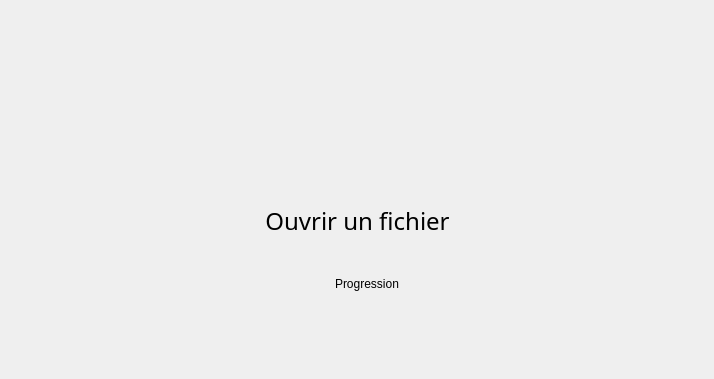
First picture: the form in app/core/filemodule.ui, repository artslidd/projetdiagonale, before the edit.
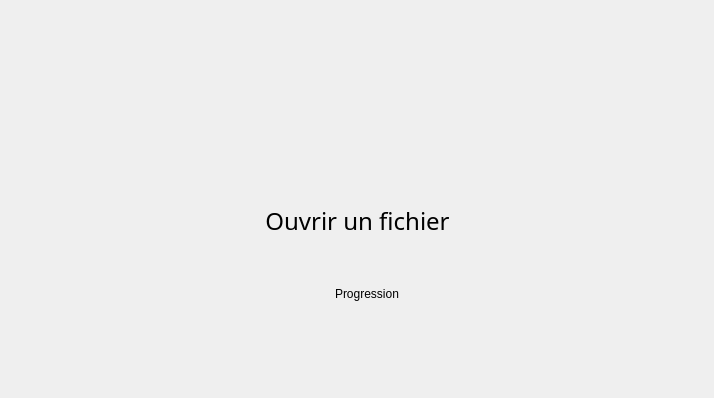
Second picture: the form after the edit. Icons and pictures are not drawn.

The edit to the form file:
```diff
--- a/app/core/filemodule.ui
+++ b/app/core/filemodule.ui
@@ -7,7 +7,7 @@
     <x>0</x>
     <y>0</y>
     <width>714</width>
-    <height>379</height>
+    <height>398</height>
    </rect>
   </property>
   <property name="windowTitle">
```
